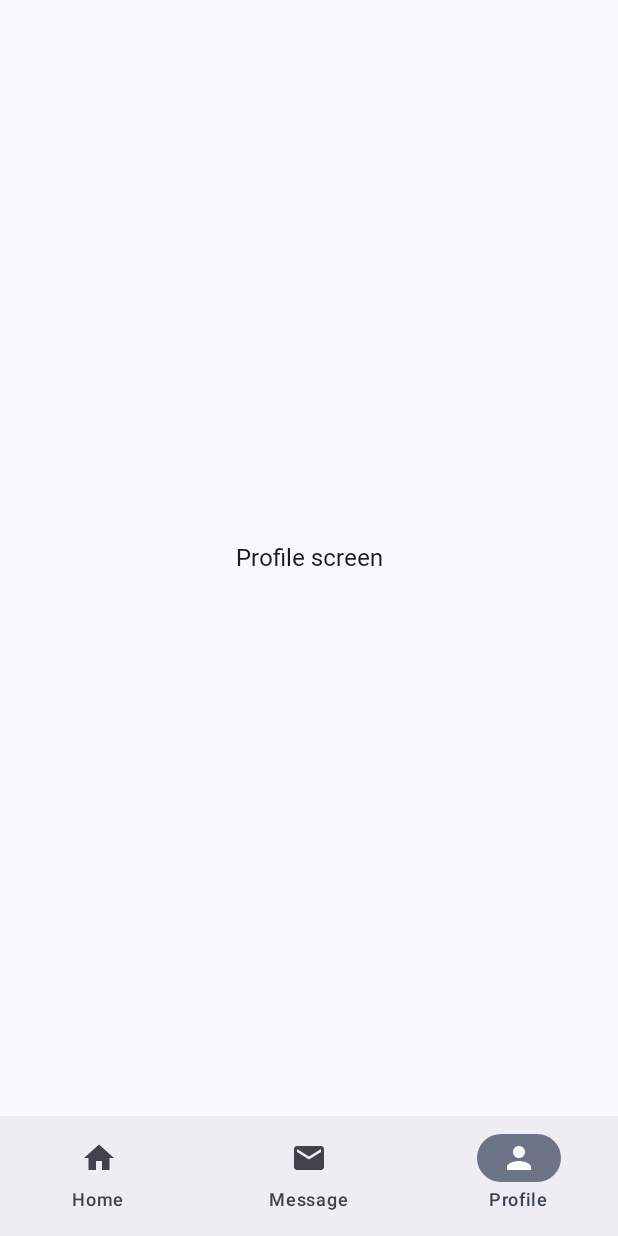
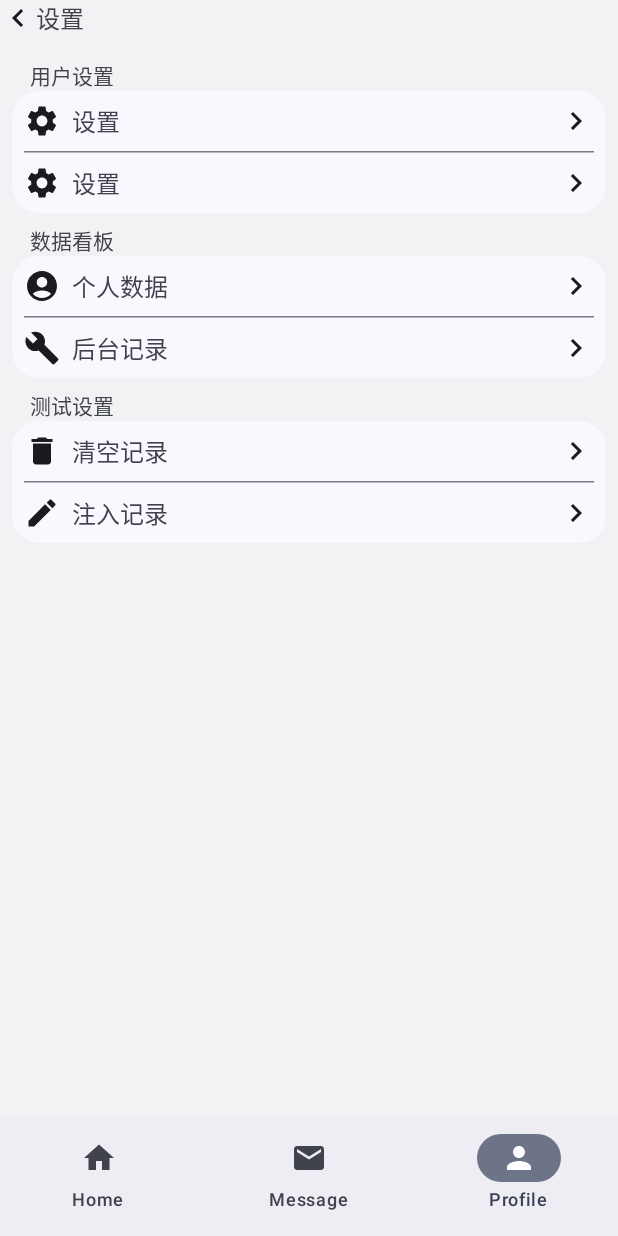
Before and after one commit to douhenhuidyf/MessageCenter, an Android app built with Jetpack Compose: the screen it shows after launch (MainActivity), item 3 of the bottom bar chosen, on a phone screen of 412 x 824 dp. Run offline under Robolectric (Android 15) with nearby library versions, the phone set to English and light mode, and no system bars; our stand-ins replace Room's generated code; libraries missing offline, so code that uses them is left out: com.bytedance.rheatrace; Roboto replaces fonts that are not available here; 1 statement that could not run was skipped.

Commit message:
feat(SettingScreen): add settings screen with options to delete and inject mock contacts

```diff
--- a/app/src/main/java/com/example/messagecenter/MessageCenterApplication.kt
+++ b/app/src/main/java/com/example/messagecenter/MessageCenterApplication.kt
@@ -1,6 +1,8 @@
 package com.example.messagecenter
 
 import android.app.Application
+import android.content.Context
+import com.bytedance.rheatrace.RheaTrace3
 
 import com.example.messagecenter.data.AppContainer
 import com.example.messagecenter.data.AppDataContainer
@@ -12,7 +14,10 @@ class MessageCenterApplication : Application() {
     override fun onCreate() {
         super.onCreate()
         container = AppDataContainer(this)
-        container.initializeSampleData()
+    }
 
+    override fun attachBaseContext(base: Context) {
+        super.attachBaseContext(base)
+        RheaTrace3.init(base)
     }
 }
--- a/app/src/main/java/com/example/messagecenter/data/AppContainer.kt
+++ b/app/src/main/java/com/example/messagecenter/data/AppContainer.kt
@@ -1,8 +1,6 @@
 package com.example.messagecenter.data
 
 import android.content.Context
-import android.graphics.Bitmap
-import android.graphics.BitmapFactory
 import android.util.Log
 import java.io.File
 import java.io.FileOutputStream
@@ -10,101 +8,17 @@ import com.example.messagecenter.R
 import kotlinx.coroutines.CoroutineScope
 import kotlinx.coroutines.Dispatchers
 import kotlinx.coroutines.launch
-import kotlinx.serialization.Serializable
-import kotlinx.serialization.json.Json
+
 
 import com.example.messagecenter.data.repository.ContactEntity
 import com.example.messagecenter.data.repository.ContactRepository
 import com.example.messagecenter.data.repository.ContactsDatabase
 
 
-@Serializable
-data class MockContact(
-    val contactId: Int,
-    val contactName: String,
-    val contactSureName: String?,
-    val isFromSystem: Boolean,
-    val previewText: String,
-    val timestamp: Long,
-    val unReadNum: Int,
-)
-
 interface AppContainer {
     val contactRepository: ContactRepository
-    val imageStorageManager: ImageStorageManager
-    fun initializeSampleData()
 }
 
 class AppDataContainer(private val context: Context) : AppContainer {
     override val contactRepository: ContactRepository = ContactRepository(ContactsDatabase.getDatabase(context).contactEntityDao())
-    override val imageStorageManager: ImageStorageManager = ImageStorageManager(context)
-    override fun initializeSampleData() {
-
-        CoroutineScope(Dispatchers.IO).launch {
-            val count = contactRepository.getContactCount()
-            if (count == 0){
-                CoroutineScope(Dispatchers.IO).launch {
-                    val jsonString = context.assets.open("mock_data/mock_messages.json").bufferedReader().use { it.readText() }
-                    val mockContacts = Json.decodeFromString<List<MockContact>>(jsonString)
-                    val contacts = mockContacts.map { mock ->
-                        val imagePath = try {
-                            val inputStream = context.assets.open("mock_data/mock_avatars/avatar_${mock.contactId}.jpg")
-                            val bitmap = BitmapFactory.decodeStream(inputStream)
-                            imageStorageManager.saveContactImage(bitmap, mock.contactId)
-                        } catch (e: Exception) {
-                            Log.e("AppDataContainer", "Failed to load avatar for ${mock.contactId}", e)
-                            ""
-                        }
-                        ContactEntity(
-                            contactId = mock.contactId,
-                            contactName = mock.contactName,
-                            contactSureName = mock.contactSureName ?: "",
-                            contactAvatar = imagePath,
-                            isFromSystem = mock.isFromSystem,
-                            previewText = mock.previewText,
-                            timestamp = System.currentTimeMillis() - mock.timestamp,
-                            unReadNum = mock.unReadNum
-                        )
-                    }
-                    contactRepository.insertContacts(contacts)
-                }
-            }
-        }
-    }
 }
-
-
-class ImageStorageManager(private val context: Context) {
-
-    private fun getImageStorageDir(): File {
-        return File(context.filesDir, "contact_images").apply {
-            if (!exists()) mkdirs()
-        }
-    }
-
-    fun saveContactImage(bitmap: Bitmap, contactId: Int): String {
-        val imageFile = File(getImageStorageDir(), "contact_$contactId.jpg")
-
-        FileOutputStream(imageFile).use { outputStream ->
-            bitmap.compress(Bitmap.CompressFormat.JPEG, 100, outputStream)
-        }
-
-        return imageFile.absolutePath
-    }
-
-    fun loadContactImage(imagePath: String): Bitmap? {
-        return try {
-            BitmapFactory.decodeFile(imagePath)
-        } catch (e: Exception) {
-            null
-        }
-    }
-
-    fun deleteContactImage(imagePath: String) {
-        try {
-            File(imagePath).delete()
-        } catch (e: Exception) {
-            e.printStackTrace()
-        }
-    }
-}
--- a/app/src/main/java/com/example/messagecenter/data/viewmodel/AppViewModelProvider.kt
+++ b/app/src/main/java/com/example/messagecenter/data/AppViewModelProvider.kt
@@ -1,4 +1,4 @@
-package com.example.messagecenter.data.viewmodel
+package com.example.messagecenter.data
 
 import androidx.lifecycle.ViewModelProvider.AndroidViewModelFactory
 import androidx.lifecycle.createSavedStateHandle
@@ -19,7 +19,7 @@ object AppViewModelProvider {
             )
         }
         initializer {
-            ContactDetailViewModel(
+            _root_ide_package_.com.example.messagecenter.data.viewmodel.ContactDetailViewModel(
                 messageCenterApplication().container.contactRepository,
                 savedStateHandle = this.createSavedStateHandle()
             )
--- a/app/src/main/java/com/example/messagecenter/data/repository/MessagePreviewRepository.kt
+++ b/app/src/main/java/com/example/messagecenter/data/repository/MessagePreviewRepository.kt
@@ -49,6 +49,9 @@ interface ContactEntityDao {
 
     @Query("DELETE FROM contacts WHERE contactId = :contactId")
     suspend fun deleteContact(contactId: Int)
+
+    @Query("DELETE FROM contacts")
+    suspend fun deleteAllContacts()
 
     @Query("SELECT * FROM contacts ORDER BY timestamp DESC LIMIT :limit")
     fun getContactsStream(limit: Int): Flow<List<ContactEntity>>
@@ -115,6 +118,10 @@ class ContactRepository(
         contactEntityDao.deleteContact(contactId)
     }
 
+    suspend fun deleteAllContacts() {
+        contactEntityDao.deleteAllContacts()
+    }
+
     suspend fun updateSureName(contactId: Int, newSureName: String) {
         contactEntityDao.updateSureName(contactId, newSureName)
     }
--- a/app/src/main/java/com/example/messagecenter/navigation/AppNavHost.kt
+++ b/app/src/main/java/com/example/messagecenter/navigation/AppNavHost.kt
@@ -18,7 +18,7 @@ import androidx.navigation.compose.rememberNavController
 import androidx.navigation.navArgument
 
 
-import com.example.messagecenter.data.viewmodel.AppViewModelProvider
+import com.example.messagecenter.data.AppViewModelProvider
 import com.example.messagecenter.data.viewmodel.ContactViewModel
 import com.example.messagecenter.ui.screen.ContactScreen
 import com.example.messagecenter.ui.screen.ConversationScreen
--- a/app/src/main/java/com/example/messagecenter/ui/component/component.kt
+++ b/app/src/main/java/com/example/messagecenter/ui/component/component.kt
@@ -20,9 +20,11 @@ import androidx.compose.ui.draw.clip
 import androidx.compose.ui.layout.ContentScale
 import androidx.compose.ui.unit.dp
 import androidx.compose.foundation.Image
+import androidx.compose.foundation.background
 import androidx.compose.foundation.clickable
 import androidx.compose.foundation.interaction.MutableInteractionSource
 import androidx.compose.foundation.layout.Arrangement
+import androidx.compose.foundation.layout.Box
 import androidx.compose.foundation.layout.Column
 import androidx.compose.foundation.layout.Row
 import androidx.compose.foundation.layout.Spacer
@@ -49,6 +51,7 @@ import androidx.compose.material3.adaptive.ExperimentalMaterial3AdaptiveApi
 import androidx.compose.runtime.remember
 import androidx.compose.ui.Alignment
 import androidx.compose.ui.draw.alpha
+import androidx.compose.ui.graphics.Color
 import androidx.compose.ui.graphics.ColorFilter
 import androidx.compose.ui.graphics.RectangleShape
 import androidx.compose.ui.platform.LocalContext
--- a/app/src/main/java/com/example/messagecenter/ui/screen/ContactScreen.kt
+++ b/app/src/main/java/com/example/messagecenter/ui/screen/ContactScreen.kt
@@ -52,7 +52,7 @@ import androidx.compose.ui.window.Dialog
 import androidx.lifecycle.viewmodel.compose.viewModel
 import androidx.navigation.NavController
 import androidx.navigation.compose.rememberNavController
-import com.example.messagecenter.data.viewmodel.AppViewModelProvider
+import com.example.messagecenter.data.AppViewModelProvider
 import com.example.messagecenter.data.viewmodel.ContactViewModel
 
 import com.example.messagecenter.ui.component.Avatar
--- a/app/src/main/java/com/example/messagecenter/ui/screen/ConversationScreen.kt
+++ b/app/src/main/java/com/example/messagecenter/ui/screen/ConversationScreen.kt
@@ -25,7 +25,7 @@ import androidx.compose.ui.Modifier
 import androidx.compose.ui.unit.dp
 import androidx.lifecycle.viewmodel.compose.viewModel
 import androidx.navigation.NavController
-import com.example.messagecenter.data.viewmodel.AppViewModelProvider
+import com.example.messagecenter.data.AppViewModelProvider
 import com.example.messagecenter.data.viewmodel.ContactDetailViewModel
 @Composable
 fun ConversationScreen(
--- a/app/src/main/java/com/example/messagecenter/ui/screen/MainScreen.kt
+++ b/app/src/main/java/com/example/messagecenter/ui/screen/MainScreen.kt
@@ -12,16 +12,21 @@ import androidx.compose.material3.NavigationBarItem
 import androidx.compose.material3.Scaffold
 import androidx.compose.material3.Text
 import androidx.compose.runtime.Composable
+import androidx.compose.runtime.collectAsState
 import androidx.compose.runtime.getValue
 import androidx.compose.runtime.mutableIntStateOf
+import androidx.compose.runtime.mutableStateOf
+import androidx.compose.runtime.remember
 import androidx.compose.runtime.saveable.rememberSaveable
 import androidx.compose.runtime.setValue
 import androidx.compose.ui.Alignment
 import androidx.compose.ui.Modifier
 import androidx.compose.ui.text.style.TextAlign
 import androidx.navigation.NavController
+import com.example.messagecenter.data.repository.ContactEntity
 
 import com.example.messagecenter.data.viewmodel.ContactViewModel
+import com.example.messagecenter.data.viewmodel.MessageUiState
 import com.example.messagecenter.navigation.Destination
 
 
@@ -31,6 +36,17 @@ fun MainScreen(
     navController: NavController
 ) {
     var selectedDestination by rememberSaveable { mutableIntStateOf(0) }
+
+     val uiState by contactViewModel.uiState.collectAsState()
+
+     var availableContacts by remember { mutableStateOf<List<ContactEntity>>(emptyList()) }
+     var availableHasMore by remember { mutableStateOf(false) }
+
+     if (uiState is MessageUiState.Success) {
+         val successState = uiState as MessageUiState.Success
+         availableContacts = successState.contacts
+         availableHasMore = successState.hasMore
+     }
 
     Scaffold(
         modifier = Modifier.fillMaxSize(),
@@ -75,8 +91,8 @@ fun MainScreen(
         Box(modifier = Modifier.padding(bottom = contentPadding.calculateBottomPadding())) {
             when (selectedDestination) {
                 0 -> HomeScreen()
-                1 -> MessageScreen(navController, viewModel = contactViewModel)
-                2 -> ProfileScreen()
+                1 -> MessageScreen(navController, Modifier, availableContacts, availableHasMore, contactViewModel)
+                2 -> SettingScreen()
             }
         }
     }
@@ -92,14 +108,3 @@ fun HomeScreen(modifier: Modifier = Modifier) {
         Text("Home screen", textAlign = TextAlign.Center)
     }
 }
-
-@Composable
-fun ProfileScreen(modifier: Modifier = Modifier) {
-    Column(
-        modifier = modifier.fillMaxSize(),
-        verticalArrangement = Arrangement.Center,
-        horizontalAlignment = Alignment.CenterHorizontally
-    ) {
-        Text("Profile screen", textAlign = TextAlign.Center)
-    }
-}
--- /dev/null
+++ b/app/src/main/java/com/example/messagecenter/ui/screen/SettingScreen.kt
@@ -0,0 +1,216 @@
+package com.example.messagecenter.ui.screen
+
+import android.widget.Toast
+import androidx.compose.foundation.clickable
+import androidx.compose.foundation.interaction.MutableInteractionSource
+import androidx.compose.foundation.layout.Column
+import androidx.compose.foundation.layout.Row
+import androidx.compose.foundation.layout.Spacer
+import androidx.compose.foundation.layout.fillMaxSize
+import androidx.compose.foundation.layout.fillMaxWidth
+import androidx.compose.foundation.layout.padding
+import androidx.compose.foundation.layout.statusBarsPadding
+import androidx.compose.foundation.shape.RoundedCornerShape
+import androidx.compose.material.icons.Icons
+import androidx.compose.material.icons.automirrored.filled.KeyboardArrowLeft
+import androidx.compose.material.icons.automirrored.filled.KeyboardArrowRight
+import androidx.compose.material.icons.filled.AccountCircle
+import androidx.compose.material.icons.filled.Build
+import androidx.compose.material.icons.filled.Delete
+import androidx.compose.material.icons.filled.Edit
+import androidx.compose.material.icons.filled.Settings
+import androidx.compose.material3.HorizontalDivider
+import androidx.compose.material3.Icon
+import androidx.compose.material3.MaterialTheme
+import androidx.compose.material3.Scaffold
+import androidx.compose.material3.Surface
+import androidx.compose.material3.Text
+import androidx.compose.runtime.Composable
+import androidx.compose.runtime.remember
+import androidx.compose.ui.Alignment
+import androidx.compose.ui.Modifier
+import androidx.compose.ui.graphics.Color
+import androidx.compose.ui.graphics.vector.ImageVector
+import androidx.compose.ui.platform.LocalContext
+import androidx.compose.ui.tooling.preview.Preview
+import androidx.compose.ui.unit.dp
+import androidx.lifecycle.viewmodel.compose.viewModel
+import com.example.messagecenter.data.AppViewModelProvider
+import com.example.messagecenter.data.viewmodel.ContactViewModel
+import com.example.messagecenter.ui.theme.MessageCenterTheme
+
+@Composable
+fun SettingScreen(
+    contactViewModel: ContactViewModel = viewModel(factory = AppViewModelProvider.Factory),
+    modifier: Modifier = Modifier,
+){
+    val context = LocalContext.current
+    Scaffold(
+        modifier = Modifier
+            .fillMaxSize(),
+        containerColor = Color(0xFFF2F2F5),
+        topBar = {
+            Row(
+                modifier = Modifier
+                    .fillMaxWidth()
+                    .statusBarsPadding(),
+
+                ) {
+                Icon(
+                    imageVector = Icons.AutoMirrored.Filled.KeyboardArrowLeft,
+                    contentDescription = null
+                )
+                Text(
+                    text = "设置",
+                    style = MaterialTheme.typography.displayMedium,
+                    color = MaterialTheme.colorScheme.onSurfaceVariant
+                )
+            }
+        }
+    ) { contentPadding ->
+        Column(
+            modifier = Modifier
+                .fillMaxWidth()
+                .padding(contentPadding)
+                .padding(horizontal = 8.dp)
+                .padding(top = 16.dp),
+        ) {
+            Text(
+                text = "用户设置",
+                style = MaterialTheme.typography.bodyMedium,
+                color = MaterialTheme.colorScheme.onSurfaceVariant,
+                modifier = Modifier
+                    .padding(start = 12.dp)
+            )
+            Surface(
+                modifier = Modifier
+                    .fillMaxWidth()
+                    .padding(bottom = 8.dp),
+                    shape = RoundedCornerShape(18.dp),
+                color = MaterialTheme.colorScheme.surface
+            ) {
+                Column(
+                    modifier = Modifier
+                        .fillMaxWidth()
+                        .padding(horizontal = 8.dp)
+                ) {
+                    SettingSell("设置", Icons.Default.Settings, {})
+                    HorizontalDivider()
+                    SettingSell("设置", Icons.Default.Settings, {})
+                }
+            }
+            Text(
+                text = "数据看板",
+                style = MaterialTheme.typography.bodyMedium,
+                color = MaterialTheme.colorScheme.onSurfaceVariant,
+                modifier = Modifier
+                    .padding(start = 12.dp)
+            )
+            Surface(
+                modifier = Modifier
+                    .fillMaxWidth()
+                    .padding(bottom = 8.dp),
+                shape = RoundedCornerShape(18.dp),
+                color = MaterialTheme.colorScheme.surface
+            ) {
+                Column(
+                    modifier = Modifier
+                        .fillMaxWidth()
+                        .padding(horizontal = 8.dp)
+                ) {
+                    SettingSell("个人数据", Icons.Default.AccountCircle, {})
+                    HorizontalDivider()
+                    SettingSell("后台记录", Icons.Default.Build, {})
+                }
+            }
+
+            Text(
+                text = "测试设置",
+                style = MaterialTheme.typography.bodyMedium,
+                color = MaterialTheme.colorScheme.onSurfaceVariant,
+                modifier = Modifier
+                    .padding(start = 12.dp)
+            )
+            Surface(
+                modifier = Modifier
+                    .fillMaxWidth()
+                    .padding(bottom = 8.dp),
+                shape = RoundedCornerShape(18.dp),
+                color = MaterialTheme.colorScheme.surface
+            ) {
+                Column(
+                    modifier = Modifier
+                        .fillMaxWidth()
+                        .padding(horizontal = 8.dp)
+                ) {
+                    val context = LocalContext.current
+                    SettingSell("清空记录", Icons.Default.Delete, {
+                        Toast.makeText(context, "已删除全部消息", Toast.LENGTH_SHORT).show()
+                        contactViewModel.deleteAllContacts()
+
+                    })
+                    HorizontalDivider()
+                    SettingSell("注入记录", Icons.Default.Edit, {
+                        Toast.makeText(context, "已注入全部消息", Toast.LENGTH_SHORT).show()
+                        contactViewModel.insertMockContact(context)
+                    })
+                }
+            }
+        }
+    }
+}
+
+
+
+@Composable
+fun SettingSell(
+    text: String,
+    icon: ImageVector,
+    conClick: () -> Unit,
+    modifier: Modifier = Modifier
+){
+    Row(
+        modifier = Modifier
+            .fillMaxWidth()
+            .clickable(
+                interactionSource = remember { MutableInteractionSource() },
+                indication = null,
+                onClick = {
+                    conClick()
+                }),
+        verticalAlignment = Alignment.CenterVertically,
+
+    ) {
+        Icon(
+            imageVector = icon,
+            contentDescription = null
+        )
+        Text(
+            text = text,
+            style = MaterialTheme.typography.bodyLarge,
+            color = MaterialTheme.colorScheme.onSurfaceVariant,
+            modifier = Modifier.padding(8.dp)
+        )
+        Spacer(modifier = Modifier.weight(1f))
+        Icon(
+            imageVector = Icons.AutoMirrored.Filled.KeyboardArrowRight,
+            contentDescription = null
+        )
+    }
+}
+
+@Preview(showBackground = true)
+@Composable
+fun SettingSellPreview(){
+    MessageCenterTheme {
+        SettingSell("设置", Icons.Default.Settings, {})
+    }
+}
+
+@Preview(showBackground = true)
+@Composable
+fun SettingScreenPreview(){
+    MessageCenterTheme {
+        SettingScreen()
+    }
+}
--- a/gradle.properties
+++ b/gradle.properties
@@ -21,3 +21,4 @@ kotlin.code.style=official
 # resources declared in the library itself and none from the library's dependencies,
 # thereby reducing the size of the R class for that library
 android.nonTransitiveRClass=true
+enable_btrace=true
```
Also changed, not shown: app/build.gradle.kts (+6 -1 lines), app/src/main/java/com/example/messagecenter/data/viewmodel/MessagePreviewViewModel.kt (+79 -3 lines), app/src/main/java/com/example/messagecenter/ui/screen/MessageScreen.kt (+4 -12 lines).
